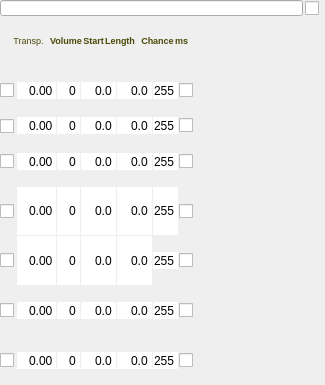
Qt form Qt/qt4_patch_widget.ui (kmatheussen/radium) before a commit.
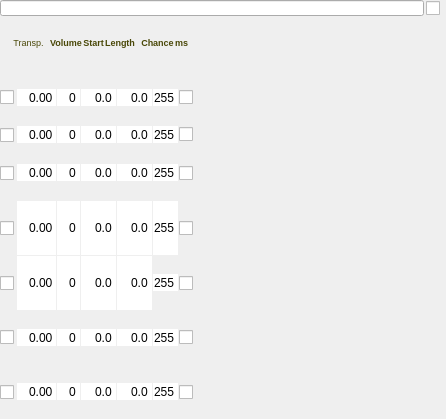
The same form after that commit.

```diff
--- a/Qt/qt4_patch_widget.ui
+++ b/Qt/qt4_patch_widget.ui
@@ -6,8 +6,8 @@
    <rect>
     <x>0</x>
     <y>0</y>
-    <width>325</width>
-    <height>385</height>
+    <width>446</width>
+    <height>419</height>
    </rect>
   </property>
   <property name="sizePolicy">
```
